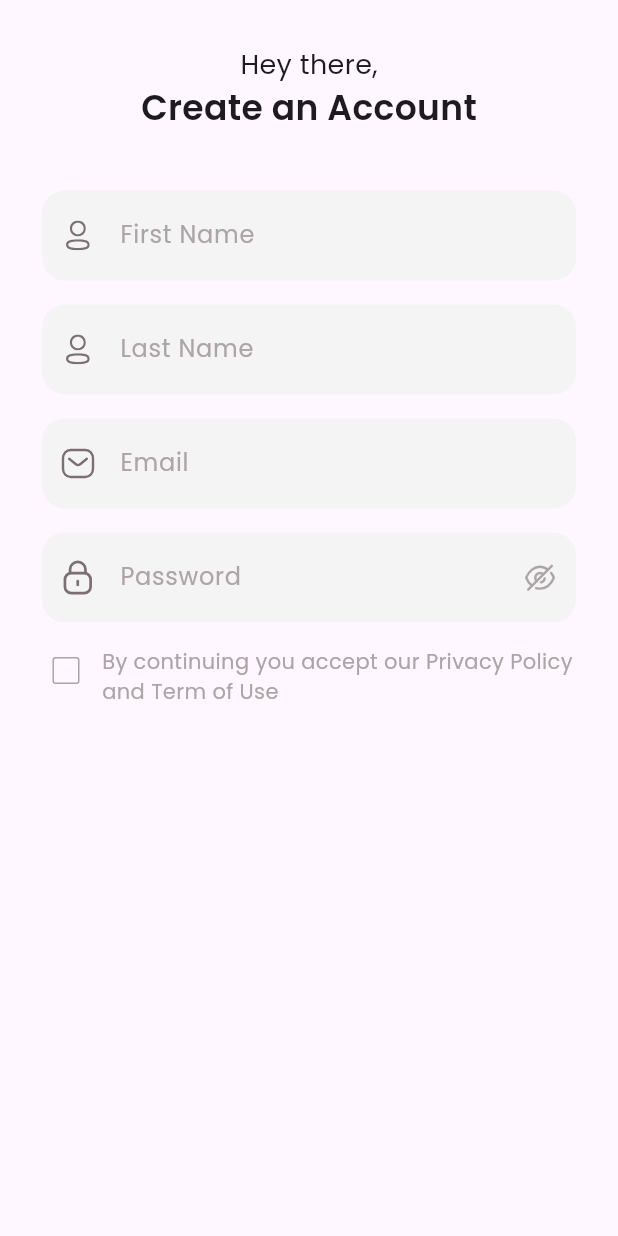
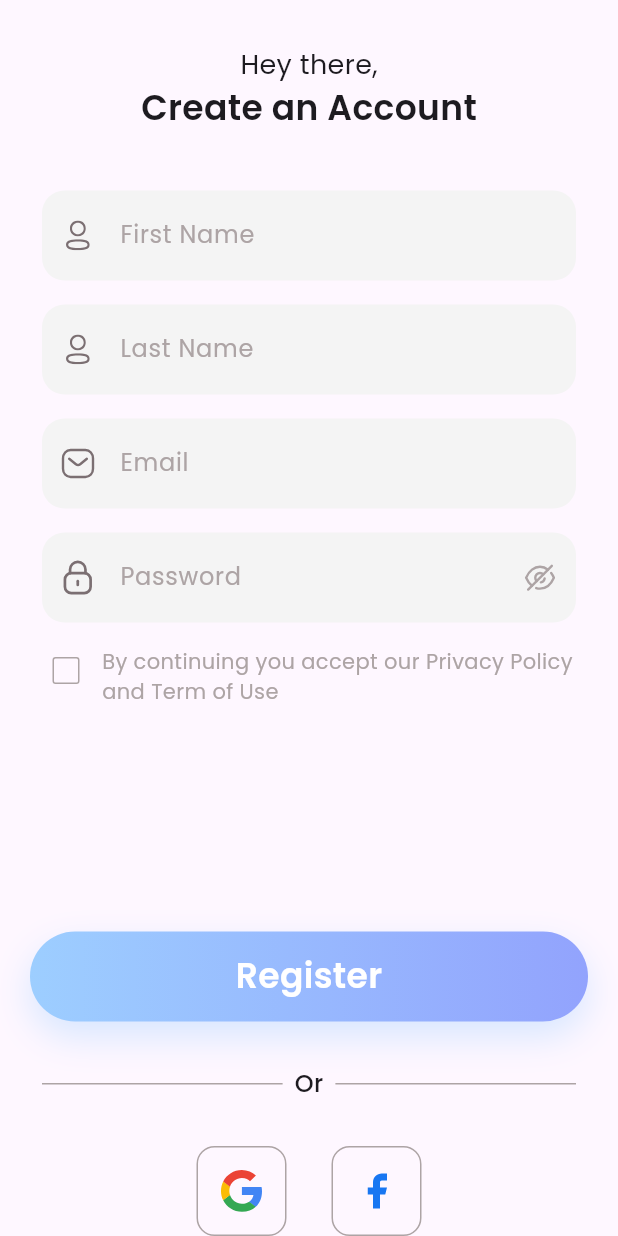
Before and after one commit to Aimable01/fitnest, a Flutter app: the Register screen opened by its route, on a phone screen of 412 x 824 dp. Run offline on Flutter 3.47's test engine with Material 3 defaults, Android fonts, the phone set to English and light mode, and no system bars; our stand-ins replace flutter_svg.

Commit message:
feat: register form

```diff
--- a/lib/pages/auth/register.dart
+++ b/lib/pages/auth/register.dart
@@ -1,6 +1,8 @@
 import 'package:fitnest/utils/form_validator_extension.dart';
+import 'package:fitnest/widgets/custom_button.dart';
 import 'package:fitnest/widgets/custom_text_field.dart';
 import 'package:flutter/material.dart';
+import 'package:flutter_svg/svg.dart';
 
 class Register extends StatefulWidget {
   const Register({super.key});
@@ -146,13 +148,108 @@ class _RegisterState extends State<Register> {
                         ),
                         const Text(
                           "By continuing you accept our Privacy Policy\nand Term of Use",
+                          style:
+                              TextStyle(fontSize: 14, color: Color(0xffADA4A5)),
+                        )
+                      ],
+                    ),
+                    const SizedBox(
+                      height: 150,
+                    ),
+                    CustomButton(
+                        text: 'Register',
+                        gradient: const LinearGradient(
+                            colors: [Color(0xff9DCEFF), Color(0xff92A3FD)]),
+                        onPressed: () {}),
+                  ],
+                ),
+              ),
+              // the divider
+              const Padding(
+                padding: EdgeInsets.symmetric(horizontal: 8.0),
+                child: Row(
+                  children: [
+                    Expanded(
+                        child: Divider(
+                      thickness: 1,
+                      color: Color(0xFFADA4A5),
+                    )),
+                    Padding(
+                      padding: EdgeInsets.symmetric(horizontal: 8.0),
+                      child: Text(
+                        'Or',
                         style: TextStyle(
-                                fontSize: 14, color: Color(0xffADA4A5)),
+                            fontSize: 16, fontWeight: FontWeight.w500),
+                      ),
+                    ),
+                    Expanded(
+                        child: Divider(
+                      thickness: 1,
+                      color: Color(0xFFADA4A5),
+                    )),
+                  ],
+                ),
+              ),
+              const SizedBox(
+                height: 30,
+              ),
+              Row(
+                mainAxisAlignment: MainAxisAlignment.center,
+                children: [
+                  Container(
+                    height: 60,
+                    width: 60,
+                    padding: const EdgeInsets.all(15.0),
+                    decoration: BoxDecoration(
+                      border: Border.all(
+                        color: const Color(0xffADA4A5),
+                        width: 1,
+                      ),
+                      borderRadius: BorderRadius.circular(12),
+                    ),
+                    child: SvgPicture.asset(
+                      'assets/icons/google-icon-logo-svgrepo-com.svg',
+                      fit: BoxFit.contain,
+                    ),
+                  ),
+                  const SizedBox(width: 30),
+                  Container(
+                    height: 60,
+                    width: 60,
+                    padding: const EdgeInsets.all(15.0),
+                    decoration: BoxDecoration(
+                      border: Border.all(
+                        color: const Color(0xffADA4A5),
+                        width: 1,
+                      ),
+                      borderRadius: BorderRadius.circular(12),
+                    ),
+                    child: SvgPicture.asset(
+                      'assets/icons/Facebook.svg',
+                      fit: BoxFit.contain,
+                    ),
+                  ),
+                ],
+              ),
+              const SizedBox(
+                height: 30,
+              ),
+              Row(
+                mainAxisAlignment: MainAxisAlignment.center,
+                children: [
+                  const Text(
+                    'Already have an account?',
+                    style: TextStyle(fontSize: 17),
+                  ),
+                  GestureDetector(
+                    onTap: () {},
+                    child: const Text(
+                      ' Login',
+                      style: TextStyle(fontSize: 17, color: Colors.purple),
+                    ),
                   )
                 ],
               )
-                    ],
-                  ))
             ],
           ),
         ),
```
Also changed, not shown: assets/icons/Facebook.svg (added), assets/icons/google-icon-logo-svgrepo-com.svg (added). Lines whose indentation alone changed are shown as unchanged.
